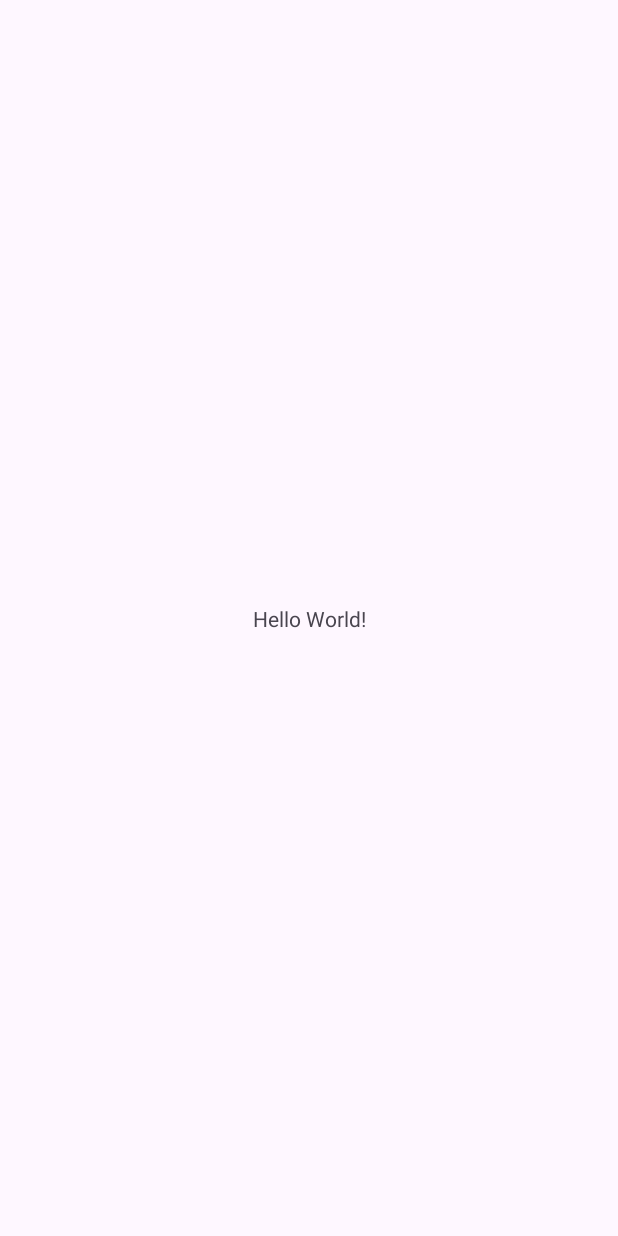
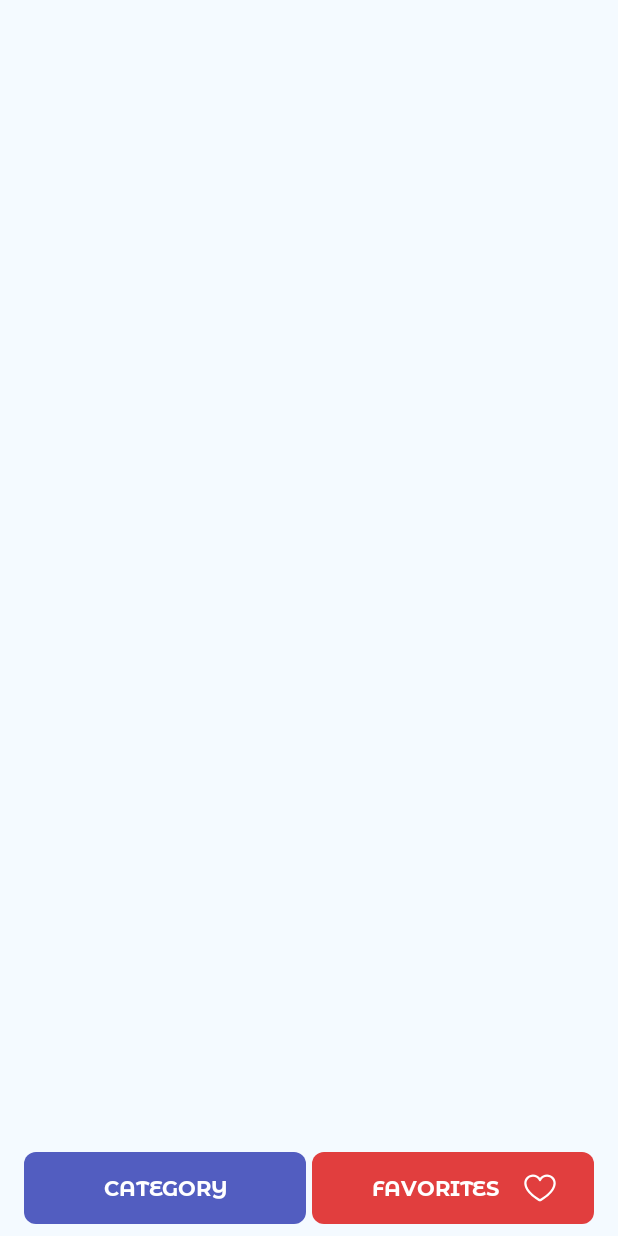
Before and after one commit to Boogeymaster/AndroidSptrintXML, an Android app: the screen it shows after launch (MainActivity), on a phone screen of 412 x 824 dp. Before the commit the screen is almost empty. Run offline under Robolectric (Android 15) with nearby library versions, the phone set to English and light mode, and no system bars.

Commit message:
RA-04 fragment don't work

```diff
--- a/app/build.gradle.kts
+++ b/app/build.gradle.kts
@@ -33,6 +33,9 @@ android {
     kotlinOptions {
         jvmTarget = "11"
     }
+    buildFeatures {
+        viewBinding = true
+    }
 }
 
 dependencies {
--- /dev/null
+++ b/app/src/main/java/com/example/androidsptrintxml/CategoriesListFragment.kt
@@ -0,0 +1,25 @@
+package com.example.androidsptrintxml
+
+import android.os.Bundle
+import android.view.LayoutInflater
+import android.view.View
+import android.view.ViewGroup
+import androidx.fragment.app.Fragment
+import com.example.androidsptrintxml.databinding.FragmentListCategoriesBinding
+
+class CategoriesListFragment : Fragment() {
+    private var _binding: FragmentListCategoriesBinding? = null
+    private val binding
+        get() = _binding
+            ?: throw IllegalStateException("binding for CategoriesListFragment is null")
+
+    override fun onCreateView(
+        inflater: LayoutInflater,
+        container: ViewGroup?,
+        savedInstanceState: Bundle?
+    ): View {
+        _binding = FragmentListCategoriesBinding.inflate(inflater, container, false)
+        val view = binding.root
+        return view
+    }
+}
--- a/app/src/main/java/com/example/androidsptrintxml/MainActivity.kt
+++ b/app/src/main/java/com/example/androidsptrintxml/MainActivity.kt
@@ -5,16 +5,28 @@ import androidx.activity.enableEdgeToEdge
 import androidx.appcompat.app.AppCompatActivity
 import androidx.core.view.ViewCompat
 import androidx.core.view.WindowInsetsCompat
+import com.example.androidsptrintxml.databinding.ActivityMainBinding
 
 class MainActivity : AppCompatActivity() {
+    private lateinit var binding: ActivityMainBinding
+    private val categoriesListFragment = CategoriesListFragment()
+
     override fun onCreate(savedInstanceState: Bundle?) {
         super.onCreate(savedInstanceState)
+        binding = ActivityMainBinding.inflate(layoutInflater)
+        setContentView(binding.root)
         enableEdgeToEdge()
-        setContentView(R.layout.activity_main)
-        ViewCompat.setOnApplyWindowInsetsListener(findViewById(R.id.main)) { v, insets ->
+        ViewCompat.setOnApplyWindowInsetsListener(binding.root) { v, insets ->
             val systemBars = insets.getInsets(WindowInsetsCompat.Type.systemBars())
             v.setPadding(systemBars.left, systemBars.top, systemBars.right, systemBars.bottom)
             insets
         }
+
+        val fragmentManager = supportFragmentManager
+        val fragmentTransaction = fragmentManager.beginTransaction()
+        fragmentTransaction.add(R.id.mainContainer, categoriesListFragment, "categoriesList")
+            .show(categoriesListFragment)
+            .commit()
+
     }
 }
--- /dev/null
+++ b/app/src/main/res/drawable/ic_heart.xml
@@ -0,0 +1,12 @@
+<vector xmlns:android="http://schemas.android.com/apk/res/android"
+    android:width="24dp"
+    android:height="24dp"
+    android:viewportWidth="24"
+    android:viewportHeight="24">
+  <path
+      android:pathData="M16.688,3C14.752,3 13.057,3.832 12,5.24C10.943,3.832 9.248,3 7.313,3C5.771,3.002 4.294,3.615 3.204,4.704C2.115,5.794 1.502,7.271 1.5,8.813C1.5,15.375 11.23,20.687 11.645,20.906C11.754,20.965 11.876,20.996 12,20.996C12.124,20.996 12.246,20.965 12.355,20.906C12.77,20.687 22.5,15.375 22.5,8.813C22.498,7.271 21.885,5.794 20.796,4.704C19.706,3.615 18.229,3.002 16.688,3Z"
+      android:fillColor="#E13E3E"/>
+  <path
+      android:pathData="M16.688,3C14.752,3 13.057,3.832 12,5.24C10.943,3.832 9.248,3 7.313,3C5.771,3.002 4.294,3.615 3.204,4.704C2.115,5.794 1.502,7.271 1.5,8.813C1.5,15.375 11.23,20.687 11.645,20.906C11.754,20.965 11.876,20.996 12,20.996C12.124,20.996 12.246,20.965 12.355,20.906C12.77,20.687 22.5,15.375 22.5,8.813C22.498,7.271 21.885,5.794 20.796,4.704C19.706,3.615 18.229,3.002 16.688,3ZM12,19.388C10.288,18.39 3,13.846 3,8.813C3.001,7.669 3.456,6.573 4.265,5.765C5.073,4.956 6.169,4.501 7.313,4.5C9.136,4.5 10.667,5.471 11.306,7.031C11.363,7.169 11.459,7.286 11.582,7.369C11.706,7.452 11.851,7.496 12,7.496C12.149,7.496 12.294,7.452 12.418,7.369C12.541,7.286 12.637,7.169 12.694,7.031C13.333,5.468 14.864,4.5 16.688,4.5C17.831,4.501 18.927,4.956 19.735,5.765C20.544,6.573 20.999,7.669 21,8.813C21,13.838 13.71,18.389 12,19.388Z"
+      android:fillColor="#ffffff"/>
+</vector>
--- /dev/null
+++ b/app/src/main/res/drawable/shape_rounded_8.xml
@@ -0,0 +1,7 @@
+<?xml version="1.0" encoding="utf-8"?>
+<shape xmlns:android="http://schemas.android.com/apk/res/android">
+
+<corners android:radius="8dp">
+
+</corners>
+</shape>
--- a/app/src/main/res/layout/activity_main.xml
+++ b/app/src/main/res/layout/activity_main.xml
@@ -1,19 +1,52 @@
 <?xml version="1.0" encoding="utf-8"?>
 <androidx.constraintlayout.widget.ConstraintLayout xmlns:android="http://schemas.android.com/apk/res/android"
     xmlns:app="http://schemas.android.com/apk/res-auto"
-    xmlns:tools="http://schemas.android.com/tools"
-    android:id="@+id/main"
+    android:id="@+id/constrainLayout"
     android:layout_width="match_parent"
     android:layout_height="match_parent"
-    tools:context=".MainActivity">
+    android:background="@color/background_color"
+    android:orientation="vertical">
 
-    <TextView
-        android:layout_width="wrap_content"
-        android:layout_height="wrap_content"
-        android:text="Hello World!"
-        app:layout_constraintBottom_toBottomOf="parent"
+    <androidx.fragment.app.FragmentContainerView
+        android:id="@+id/mainContainer"
+        android:layout_width="match_parent"
+        android:layout_height="match_parent"
+        app:layout_constraintBottom_toTopOf="@+id/llButtons"
         app:layout_constraintEnd_toEndOf="parent"
         app:layout_constraintStart_toStartOf="parent"
         app:layout_constraintTop_toTopOf="parent" />
 
+
+    <LinearLayout
+        android:id="@+id/llButtons"
+        android:layout_width="match_parent"
+        android:layout_height="wrap_content"
+        android:layout_marginHorizontal="@dimen/margin_layout_horizontal"
+        android:layout_marginVertical="@dimen/margin_layout_vertical"
+        android:orientation="horizontal"
+        app:layout_constraintBottom_toBottomOf="@+id/constrainLayout">
+
+        <android.widget.Button
+            android:id="@+id/btnCategory"
+            style="@style/StyleNavButton"
+            android:layout_width="match_parent"
+            android:layout_height="wrap_content"
+            android:layout_marginEnd="@dimen/margin_between_btn"
+            android:layout_weight="1"
+            android:background="@drawable/shape_rounded_8"
+            android:backgroundTint="@color/blue_color"
+            android:text="@string/title_category" />
+
+        <android.widget.Button
+            android:id="@+id/btnFavorites"
+            style="@style/StyleNavButton"
+            android:layout_width="match_parent"
+            android:layout_height="wrap_content"
+            android:layout_marginStart="@dimen/margin_between_btn"
+            android:layout_weight="1"
+            android:background="@drawable/shape_rounded_8"
+            android:backgroundTint="@color/red_color"
+            android:drawableEnd="@drawable/ic_heart"
+            android:text="@string/title_favorites" />
+    </LinearLayout>
 </androidx.constraintlayout.widget.ConstraintLayout>
--- /dev/null
+++ b/app/src/main/res/layout/fragment_list_categories.xml
@@ -0,0 +1,18 @@
+<?xml version="1.0" encoding="utf-8"?>
+<androidx.constraintlayout.widget.ConstraintLayout xmlns:android="http://schemas.android.com/apk/res/android"
+    xmlns:app="http://schemas.android.com/apk/res-auto"
+    xmlns:tools="http://schemas.android.com/tools"
+    android:layout_width="match_parent"
+    android:layout_height="match_parent"
+    android:background="@color/background_color">
+
+    <TextView
+        android:layout_width="wrap_content"
+        android:layout_height="wrap_content"
+        app:layout_constraintBottom_toBottomOf="parent"
+        app:layout_constraintEnd_toEndOf="parent"
+        app:layout_constraintStart_toStartOf="parent"
+        app:layout_constraintTop_toTopOf="parent"
+        tools:text="Categories"
+        tools:textSize="30sp" />
+</androidx.constraintlayout.widget.ConstraintLayout>
--- a/app/src/main/res/values/colors.xml
+++ b/app/src/main/res/values/colors.xml
@@ -1,5 +1,8 @@
 <?xml version="1.0" encoding="utf-8"?>
 <resources>
-    <color name="black">#FF000000</color>
-    <color name="white">#FFFFFFFF</color>
+    <color name="black_color">#FF000000</color>
+    <color name="white_color">#FFFFFFFF</color>
+    <color name="blue_color">#525DC0</color>
+    <color name="red_color">#E13E3E</color>
+    <color name="background_color">#F4FAFF</color>
 </resources>
--- /dev/null
+++ b/app/src/main/res/values/dimens.xml
@@ -0,0 +1,10 @@
+<?xml version="1.0" encoding="utf-8"?>
+<resources>
+    <dimen name="margin_layout_vertical">8dp</dimen>
+    <dimen name="margin_layout_horizontal">16dp</dimen>
+    <dimen name="margin_between_btn">2dp</dimen>
+    <dimen name="padding_btn_horizontal">20dp</dimen>
+    <dimen name="padding_btn_vertical">10dp</dimen>
+    <dimen name="padding_end_btn_icon">24dp</dimen>
+    <dimen name="corner_radius">8dp</dimen>
+</resources>
--- a/app/src/main/res/values/strings.xml
+++ b/app/src/main/res/values/strings.xml
@@ -1,3 +1,5 @@
 <resources>
     <string name="app_name">AndroidSptrintXML</string>
+    <string name="title_category">category</string>
+    <string name="title_favorites">favorites</string>
 </resources>
--- /dev/null
+++ b/app/src/main/res/values/styles.xml
@@ -0,0 +1,14 @@
+<?xml version="1.0" encoding="utf-8"?>
+<resources>
+    <style name="StyleTitle14" parent="TextAppearance.AppCompat">
+        <item name="android:textSize">14sp</item>
+        <item name="android:fontFamily">@font/montserrat_alternates_bold</item>
+        <item name="android:textAllCaps">true</item>
+    </style>
+
+    <style name="StyleNavButton" parent="Widget.Material3.Button">
+        <item name="android:textAppearance">@style/StyleTitle14</item>
+        <item name="android:buttonCornerRadius">@dimen/corner_radius</item>
+        <item name="android:textColor">@color/white_color</item>
+    </style>
+</resources>
```
Also changed, not shown: app/src/main/res/font/montserrat_alternates_bold.ttf (added), 1 other file.
